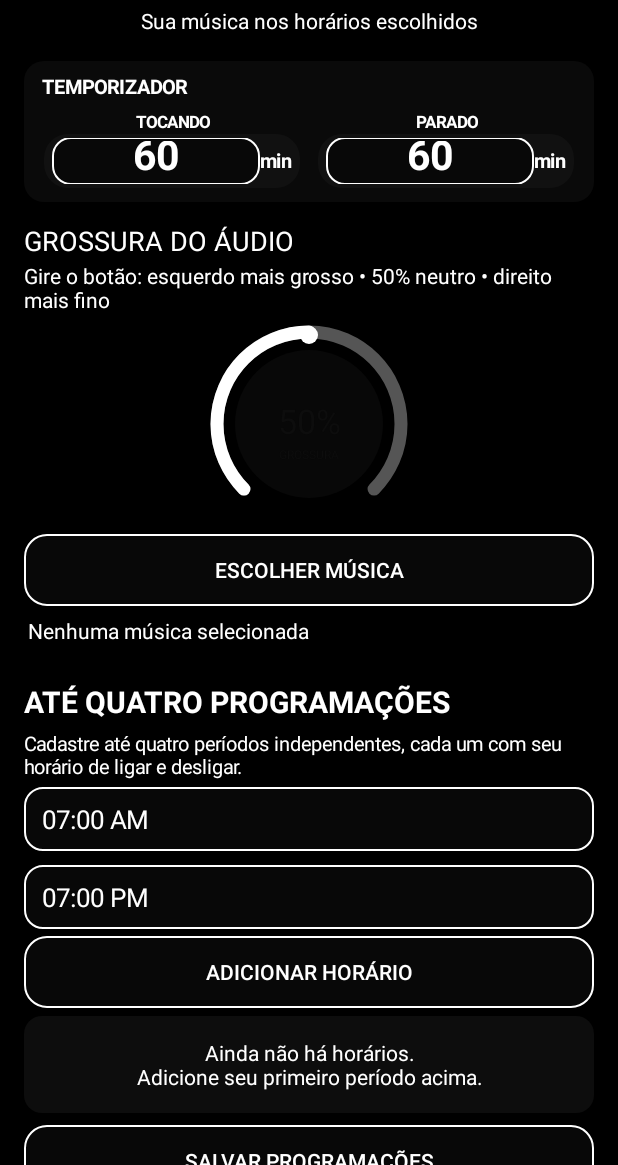
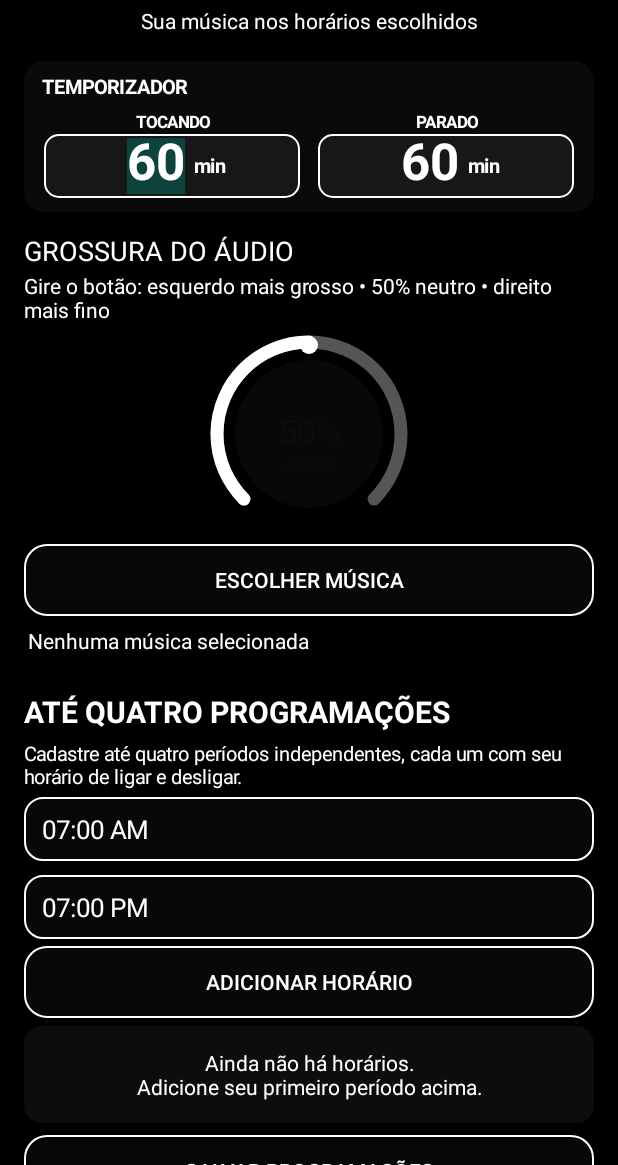
Before and after one commit to marvesanttos-dotcom/contador-flexoes., an Android app: the screen it shows after launch (MainActivity), on a phone screen of 412 x 824 dp, the part 71-1236 px from its top. Run offline under Robolectric (Android 15) with nearby library versions, the phone set to English and light mode, and no system bars.

Commit message:
Melhora caixas do temporizador e legibilidade dos números

```diff
--- a/app/src/main/java/br/com/playerprogramado/MainActivity.java
+++ b/app/src/main/java/br/com/playerprogramado/MainActivity.java
@@ -60,16 +60,16 @@ public class MainActivity extends Activity {
         LinearLayout timerFields=new LinearLayout(this); timerFields.setOrientation(LinearLayout.HORIZONTAL); timerFields.setGravity(Gravity.CENTER_VERTICAL); timerCard.addView(timerFields);
         LinearLayout playingTile=new LinearLayout(this); playingTile.setOrientation(LinearLayout.VERTICAL); playingTile.setGravity(Gravity.CENTER); playingTile.setPadding(4,2,4,2);
         TextView playingLabel=new TextView(this); playingLabel.setText("TOCANDO"); playingLabel.setTextSize(11); playingLabel.setTypeface(null,1); playingLabel.setTextColor(0xFFFFFFFF); playingLabel.setGravity(Gravity.CENTER); playingTile.addView(playingLabel,new LinearLayout.LayoutParams(-1,24));
-        LinearLayout playingBalloon=new LinearLayout(this); playingBalloon.setOrientation(LinearLayout.HORIZONTAL); playingBalloon.setGravity(Gravity.CENTER); playingBalloon.setPadding(8,4,8,4); playingBalloon.setBackground(roundedBackground(0xFF111111,24));
-        onMinutesField=new EditText(this); onMinutesField.setSingleLine(true); onMinutesField.setInputType(2); onMinutesField.setText(String.valueOf(prefs.getInt("cycle_on",60))); styleMinuteField(onMinutesField,""); onMinutesField.setTextSize(27); onMinutesField.setTypeface(null,1); onMinutesField.setBackgroundColor(0x00000000); playingBalloon.addView(onMinutesField,new LinearLayout.LayoutParams(0,48,1));
-        TextView onUnit=new TextView(this); onUnit.setText("min"); onUnit.setTextSize(13); onUnit.setTypeface(null,1); onUnit.setTextColor(0xFFFFFFFF); playingBalloon.addView(onUnit); playingTile.addView(playingBalloon,new LinearLayout.LayoutParams(-1,54));
-        timerFields.addView(playingTile,new LinearLayout.LayoutParams(0,82,1));
+        LinearLayout playingBalloon=new LinearLayout(this); playingBalloon.setOrientation(LinearLayout.HORIZONTAL); playingBalloon.setGravity(Gravity.CENTER); playingBalloon.setPadding(10,4,10,4); GradientDrawable playingBg=roundedBackground(0xFF171717,14); playingBg.setStroke(2,0xFFFFFFFF); playingBalloon.setBackground(playingBg);
+        onMinutesField=new EditText(this); onMinutesField.setSingleLine(true); onMinutesField.setInputType(2); onMinutesField.setText(String.valueOf(prefs.getInt("cycle_on",60))); styleMinuteField(onMinutesField,""); onMinutesField.setTextSize(34); onMinutesField.setTypeface(null,1); onMinutesField.setTextColor(0xFFFFFFFF); onMinutesField.setBackgroundColor(0x00000000); onMinutesField.setSelectAllOnFocus(true); playingBalloon.addView(onMinutesField,new LinearLayout.LayoutParams(76,56));
+        TextView onUnit=new TextView(this); onUnit.setText("min"); onUnit.setTextSize(13); onUnit.setTypeface(null,1); onUnit.setTextColor(0xFFFFFFFF); playingBalloon.addView(onUnit); playingTile.addView(playingBalloon,new LinearLayout.LayoutParams(-1,64));
+        timerFields.addView(playingTile,new LinearLayout.LayoutParams(0,92,1));
         LinearLayout stoppedTile=new LinearLayout(this); stoppedTile.setOrientation(LinearLayout.VERTICAL); stoppedTile.setGravity(Gravity.CENTER); stoppedTile.setPadding(4,2,4,2);
         TextView stoppedLabel=new TextView(this); stoppedLabel.setText("PARADO"); stoppedLabel.setTextSize(11); stoppedLabel.setTypeface(null,1); stoppedLabel.setTextColor(0xFFFFFFFF); stoppedLabel.setGravity(Gravity.CENTER); stoppedTile.addView(stoppedLabel,new LinearLayout.LayoutParams(-1,24));
-        LinearLayout stoppedBalloon=new LinearLayout(this); stoppedBalloon.setOrientation(LinearLayout.HORIZONTAL); stoppedBalloon.setGravity(Gravity.CENTER); stoppedBalloon.setPadding(8,4,8,4); stoppedBalloon.setBackground(roundedBackground(0xFF111111,24));
-        offMinutesField=new EditText(this); offMinutesField.setSingleLine(true); offMinutesField.setInputType(2); offMinutesField.setText(String.valueOf(prefs.getInt("cycle_off",60))); styleMinuteField(offMinutesField,""); offMinutesField.setTextSize(27); offMinutesField.setTypeface(null,1); offMinutesField.setBackgroundColor(0x00000000); stoppedBalloon.addView(offMinutesField,new LinearLayout.LayoutParams(0,48,1));
-        TextView offUnit=new TextView(this); offUnit.setText("min"); offUnit.setTextSize(13); offUnit.setTypeface(null,1); offUnit.setTextColor(0xFFFFFFFF); stoppedBalloon.addView(offUnit); stoppedTile.addView(stoppedBalloon,new LinearLayout.LayoutParams(-1,54));
-        LinearLayout.LayoutParams stoppedParams=new LinearLayout.LayoutParams(0,82,1); stoppedParams.setMargins(10,0,0,0); timerFields.addView(stoppedTile,stoppedParams);
+        LinearLayout stoppedBalloon=new LinearLayout(this); stoppedBalloon.setOrientation(LinearLayout.HORIZONTAL); stoppedBalloon.setGravity(Gravity.CENTER); stoppedBalloon.setPadding(10,4,10,4); GradientDrawable stoppedBg=roundedBackground(0xFF171717,14); stoppedBg.setStroke(2,0xFFFFFFFF); stoppedBalloon.setBackground(stoppedBg);
+        offMinutesField=new EditText(this); offMinutesField.setSingleLine(true); offMinutesField.setInputType(2); offMinutesField.setText(String.valueOf(prefs.getInt("cycle_off",60))); styleMinuteField(offMinutesField,""); offMinutesField.setTextSize(34); offMinutesField.setTypeface(null,1); offMinutesField.setTextColor(0xFFFFFFFF); offMinutesField.setBackgroundColor(0x00000000); offMinutesField.setSelectAllOnFocus(true); stoppedBalloon.addView(offMinutesField,new LinearLayout.LayoutParams(76,56));
+        TextView offUnit=new TextView(this); offUnit.setText("min"); offUnit.setTextSize(13); offUnit.setTypeface(null,1); offUnit.setTextColor(0xFFFFFFFF); stoppedBalloon.addView(offUnit); stoppedTile.addView(stoppedBalloon,new LinearLayout.LayoutParams(-1,64));
+        LinearLayout.LayoutParams stoppedParams=new LinearLayout.LayoutParams(0,92,1); stoppedParams.setMargins(10,0,0,0); timerFields.addView(stoppedTile,stoppedParams);
         TextView toneTitle=new TextView(this); toneTitle.setText("GROSSURA DO ÁUDIO"); toneTitle.setTextSize(18); toneTitle.setTextColor(0xFFFFFFFF); toneTitle.setPadding(0,12,0,2); root.addView(toneTitle);
         TextView toneHint=new TextView(this); toneHint.setText("Gire o botão: esquerdo mais grosso • 50% neutro • direito mais fino"); root.addView(toneHint);
         ToneKnob toneControl=new ToneKnob(this); toneControl.setValue(prefs.getInt("tone",50)); LinearLayout.LayoutParams knobParams=new LinearLayout.LayoutParams(220,220); knobParams.gravity=Gravity.CENTER; root.addView(toneControl,knobParams);
@@ -115,9 +115,18 @@ public class MainActivity extends Activity {
             t.setTextColor(0xFFFFFFFF);
             if(view instanceof EditText){
                 t.setHintTextColor(0xFFBDBDBD);
-                GradientDrawable bg=roundedBackground(0xFF080808,18);
-                bg.setStroke(2,0xFFFFFFFF);
-                view.setBackground(bg);
+                if(view==onMinutesField || view==offMinutesField){
+                    t.setTextColor(0xFFFFFFFF);
+                    t.setTextSize(34);
+                    t.setTypeface(null,1);
+                    t.setGravity(Gravity.CENTER);
+                    t.setPadding(0,0,0,0);
+                    view.setBackgroundColor(0x00000000);
+                } else {
+                    GradientDrawable bg=roundedBackground(0xFF080808,18);
+                    bg.setStroke(2,0xFFFFFFFF);
+                    view.setBackground(bg);
+                }
             } else if(view instanceof Button){
                 GradientDrawable bg=roundedBackground(0xFF080808,22);
                 bg.setStroke(2,0xFFFFFFFF);
```
